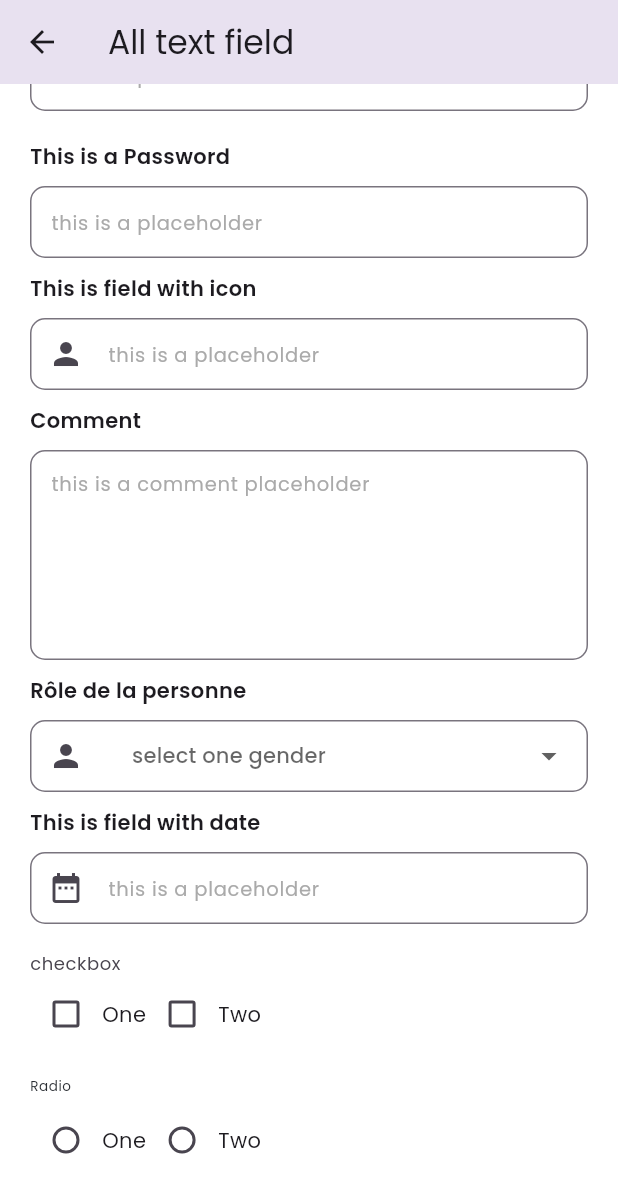
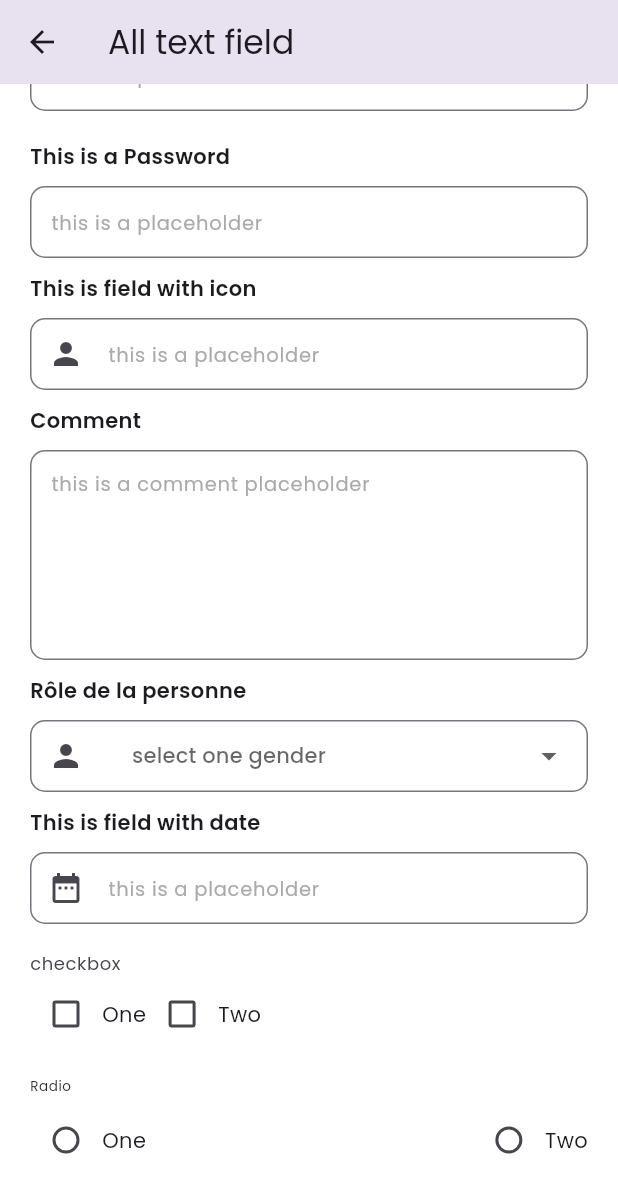
Before and after one commit to Edukever/schoolap-mobile-ui, a Flutter app: the PageFieldScreen screen opened directly, scrolled down 70 dp, on a phone screen of 412 x 824 dp. Shown: the top 1193 px of the screen. Run offline on Flutter 3.47's test engine with Material 3 defaults, Android fonts, the phone set to English and light mode, and no system bars; drawn by our look-alikes of auto_size_text, flutter_form_builder; our stand-ins replace dropdown_button2, equatable, flutter_svg, lottie, popover.

Commit message:
Refactor dropdown and radio input styling for improved UX and consistency
Adjust input padding and alignment properties to enhance user experience
and ensure visual consistency across form fields. Wrapping alignment and
cross-axis alignment properties are added to the radio input for
improved layout presentation.

```diff
--- a/lib/src/widgets/app_field/school_app_drop_down.dart
+++ b/lib/src/widgets/app_field/school_app_drop_down.dart
@@ -43,10 +43,12 @@ class SPDropDown<T> extends StatelessWidget {
           validator: validator,
           builder: (context) {
             return DropdownButtonFormField2<T>(
+
               items: items,
               isExpanded: true,
               decoration: InputDecoration(
                 prefixIcon: prefix,
+
                 contentPadding: const EdgeInsets.only(right: 10),
                 border: OutlineInputBorder(
                   borderRadius: BorderRadius.circular(10),
--- a/lib/src/widgets/app_field/schoolap_radio.dart
+++ b/lib/src/widgets/app_field/schoolap_radio.dart
@@ -31,11 +31,14 @@ class SPRadio<T> extends StatelessWidget {
       focusColor: theme.colors.bleu,
       activeColor: theme.colors.bleu,
       validator: validator,
+      wrapAlignment: WrapAlignment.spaceBetween,
+      wrapCrossAxisAlignment: WrapCrossAlignment.center,
       decoration: InputDecoration(
         label: label != null ? SPText(label!) : null,
         labelStyle: labelStyle,
         contentPadding: const EdgeInsets.symmetric(horizontal: 0),
         border: InputBorder.none,
+
       ),
     );
   }
```
